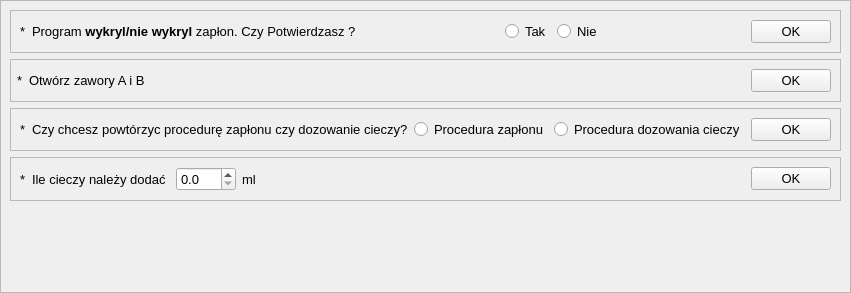
wiacekmarcin/StanowiskoChemiczne, file app/nowytest_7.ui: the form before one commit.
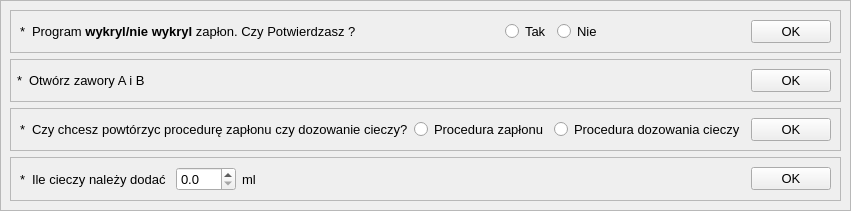
The form after the commit. Custom widgets are drawn as their Qt base class.

The edit to the form file:
```diff
--- a/app/nowytest_7.ui
+++ b/app/nowytest_7.ui
@@ -6,8 +6,8 @@
    <rect>
     <x>0</x>
     <y>0</y>
-    <width>655</width>
-    <height>293</height>
+    <width>746</width>
+    <height>207</height>
    </rect>
   </property>
   <property name="font">
```
